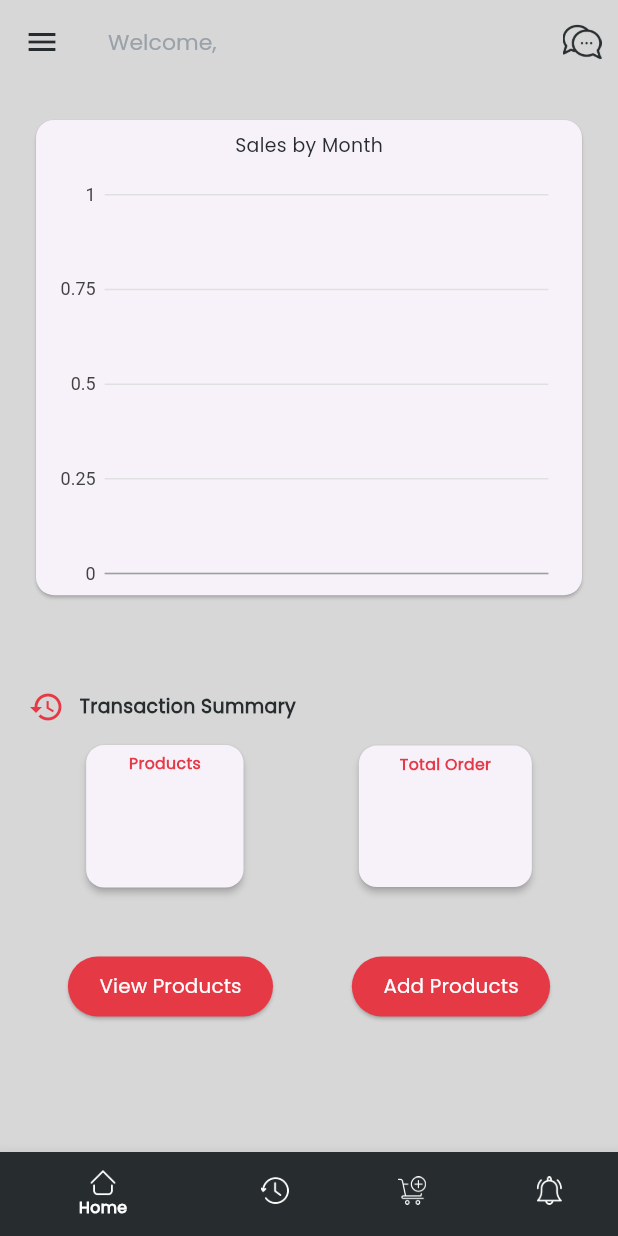
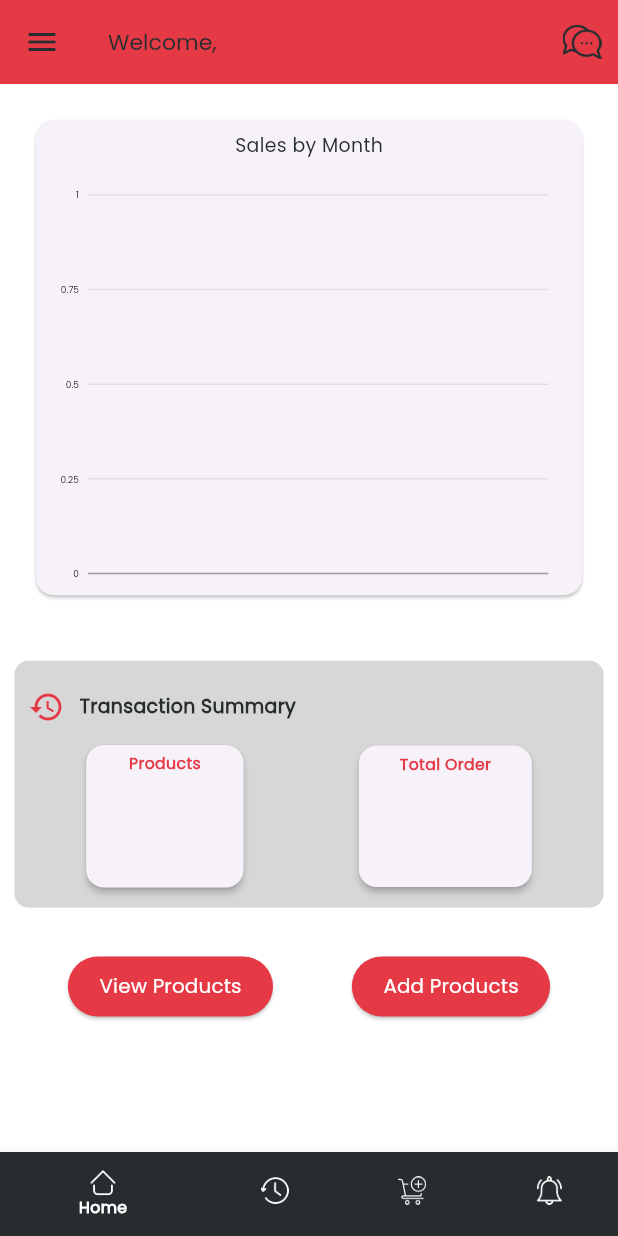
Before and after one commit to food2g0/CPTON_SELLER, a Flutter app: the HomeScreen screen opened directly, on a phone screen of 412 x 824 dp. Run offline on Flutter 3.47's test engine with Material 3 defaults, Android fonts, the phone set to English and light mode, and no system bars; our stand-ins replace charts_flutter_new, cloud_firestore, file_picker, firebase_auth, firebase_core, firebase_storage and 6 more; accounts and stored records are empty; project files that could hold a hidden picture were left out.

Commit message:
kendall supot

```diff
--- a/lib/colors.dart
+++ b/lib/colors.dart
@@ -10,26 +10,6 @@ class AppColors {
   final yellow = const Color(0xFFffb703);
   final black = const Color(0xFF272D2F);
   final black1 = const Color(0xFF9AA1A9);
-  static const Color primary = contentColorCyan;
-  static const Color menuBackground = Color(0xFF090912);
-  static const Color itemsBackground = Color(0xFF1B2339);
-  static const Color pageBackground = Color(0xFF282E45);
-  static const Color mainTextColor1 = Colors.white;
-  static const Color mainTextColor2 = Colors.white70;
-  static const Color mainTextColor3 = Colors.white38;
-  static const Color mainGridLineColor = Colors.white10;
-  static const Color borderColor = Colors.white54;
-  static const Color gridLinesColor = Color(0x11FFFFFF);
-
-
-  static const Color contentColorBlue = Color(0xFF2196F3);
-  static const Color contentColorYellow = Color(0xFFFFC300);
-  static const Color contentColorOrange = Color(0xFFFF683B);
-  static const Color contentColorGreen = Color(0xFF3BFF49);
-  static const Color contentColorPurple = Color(0xFF6E1BFF);
-  static const Color contentColorPink = Color(0xFFFF3AF2);
-  static const Color contentColorRed = Color(0xFFE80054);
-  static const Color contentColorCyan = Color(0xFF50E4FF);
 
   // Define gradient colors
   final startColor = const Color(0xFFE14F4F);
--- a/lib/mainScreen/home_screen.dart
+++ b/lib/mainScreen/home_screen.dart
@@ -4,12 +4,18 @@ import 'package:cpton_food2go_sellers/Widgets/Dimensions.dart';
 import 'package:cpton_food2go_sellers/mainScreen/chat_screen.dart';
 import 'package:cpton_food2go_sellers/mainScreen/products_screen.dart';
 import 'package:firebase_auth/firebase_auth.dart';
+import 'package:firebase_storage/firebase_storage.dart' as storageRef;
 import 'package:flutter/material.dart';
 import 'package:flutter_screenutil/flutter_screenutil.dart';
+import 'package:image_picker/image_picker.dart';
 import '../Widgets/customers_drawer.dart';
+import '../Widgets/error_dialog.dart';
 import '../colors.dart';
+import '../global/global.dart';
 import '../models/Sales.dart';
 import '../uploadScreen/menus_upload_screen.dart';
+import 'package:path/path.dart' as path;
+import 'dart:io';
 
 class HomeScreen extends StatefulWidget {
   const HomeScreen({Key? key}) : super(key: key);
@@ -19,6 +25,26 @@ class HomeScreen extends StatefulWidget {
 }
 
 class _HomeScreenState extends State<HomeScreen> {
+
+  XFile? imageXFile;
+  final ImagePicker _picker = ImagePicker();
+
+  TextEditingController shortInfoController = TextEditingController();
+  String selectedOption = "Burger"; // Variable to hold the selected option
+  String uniqueIdName = DateTime.now().millisecondsSinceEpoch.toString();
+  bool uploading = false;
+
+  clearMenusUploadForm() {
+    setState(() {
+      shortInfoController.clear();
+      imageXFile = null;
+      selectedOption = ""; // Clear the selected option when clearing the form
+    });
+  }
+
+  // Define a list of available options
+  List<String> options = ["Burger", "Fries", "Drinks"];
+
   int _currentIndex = 0;
   late String sellersUID = '';
 
@@ -59,7 +85,7 @@ class _HomeScreenState extends State<HomeScreen> {
 
 
     return Scaffold(
-      backgroundColor: AppColors().white1,
+      backgroundColor: AppColors().white,
       drawer: const CustomersDrawer(),
       appBar: AppBar(
         title: StreamBuilder<DocumentSnapshot>(
@@ -75,11 +101,11 @@ class _HomeScreenState extends State<HomeScreen> {
             return RichText(
               text: TextSpan(
                 text: 'Welcome, ',
-                style: TextStyle(color: AppColors().black1, fontSize: 14.sp, fontFamily: "Poppins"),
+                style: TextStyle(color: AppColors().black, fontSize: 14.sp, fontFamily: "Poppins"),
                 children: [
                   TextSpan(
                     text: sellerName,
-                    style: TextStyle(color: AppColors().red, fontSize: 14.sp, fontFamily: "Poppins"),
+                    style: TextStyle(color: AppColors().white, fontSize: 14.sp, fontFamily: "Poppins"),
                   ),
                 ],
               ),
@@ -87,7 +113,7 @@ class _HomeScreenState extends State<HomeScreen> {
           },
         ),
         iconTheme: IconThemeData(color: AppColors().black),
-        backgroundColor: AppColors().white1,
+        backgroundColor: AppColors().red,
         automaticallyImplyLeading: true,
         actions: [
           IconButton(
@@ -271,12 +297,7 @@ class _HomeScreenState extends State<HomeScreen> {
                       ),
                       ElevatedButton(
                         onPressed: () {
-                          Navigator.push(
-                            context,
-                            MaterialPageRoute(
-                              builder: (context) => MenusUploadScreen(),
-                            ),
-                          );
+                          Navigator.push(context, MaterialPageRoute(builder: (c)=>MenusUploadScreen()));
                         },
                         child: Text(
                           'Add Products',
@@ -367,6 +388,19 @@ class _HomeScreenState extends State<HomeScreen> {
     );
 
   }
+
+// Define a method to show the upload dialog
+
+
+
+
+
+
+
+
+
+
+
   Widget _buildChart(BuildContext context, List<Sales> sales){
     myData = sales;
     _generateData(myData);
@@ -394,7 +428,18 @@ class _HomeScreenState extends State<HomeScreen> {
                     _seriesBarData,
                     animate: true,
                     animationDuration: Duration(seconds: 2),
+                    primaryMeasureAxis: charts.NumericAxisSpec(
+                      renderSpec: charts.GridlineRendererSpec(
+                        labelStyle: charts.TextStyleSpec(
+                          fontSize: 6, // Adjust the font size as needed
+                          color: charts.MaterialPalette.black, // Adjust the font color as needed
+                          fontFamily: 'Poppins', // Change the font family to your desired font
+                        ),
+                      ),
+                    ),
+
                   ),
+
                 ),
               ],
             ),
@@ -409,12 +454,7 @@ class _HomeScreenState extends State<HomeScreen> {
 
 
   void _navigateToAddProducts(BuildContext context) {
-    Navigator.push(
-      context,
-      MaterialPageRoute(
-        builder: (context) => MenusUploadScreen(),
-      ),
-    );
+
   }
 }
 
```
Also changed, not shown: lib/authentication/signup_page.dart (+4 -4 lines), lib/uploadScreen/menus_upload_screen.dart (+51 -49 lines).
